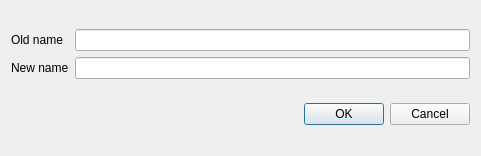
Old version of the form renamewindow.ui in the repository vangeytedvg/DenkaCommander.
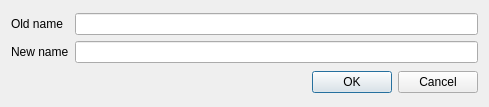
New version of the form.

```diff
--- a/renamewindow.ui
+++ b/renamewindow.ui
@@ -6,8 +6,8 @@
    <rect>
     <x>0</x>
     <y>0</y>
-    <width>481</width>
-    <height>156</height>
+    <width>489</width>
+    <height>107</height>
    </rect>
   </property>
   <property name="windowTitle">
```
Left out of the diff: 8 changed lines with no effect on the pictures.
